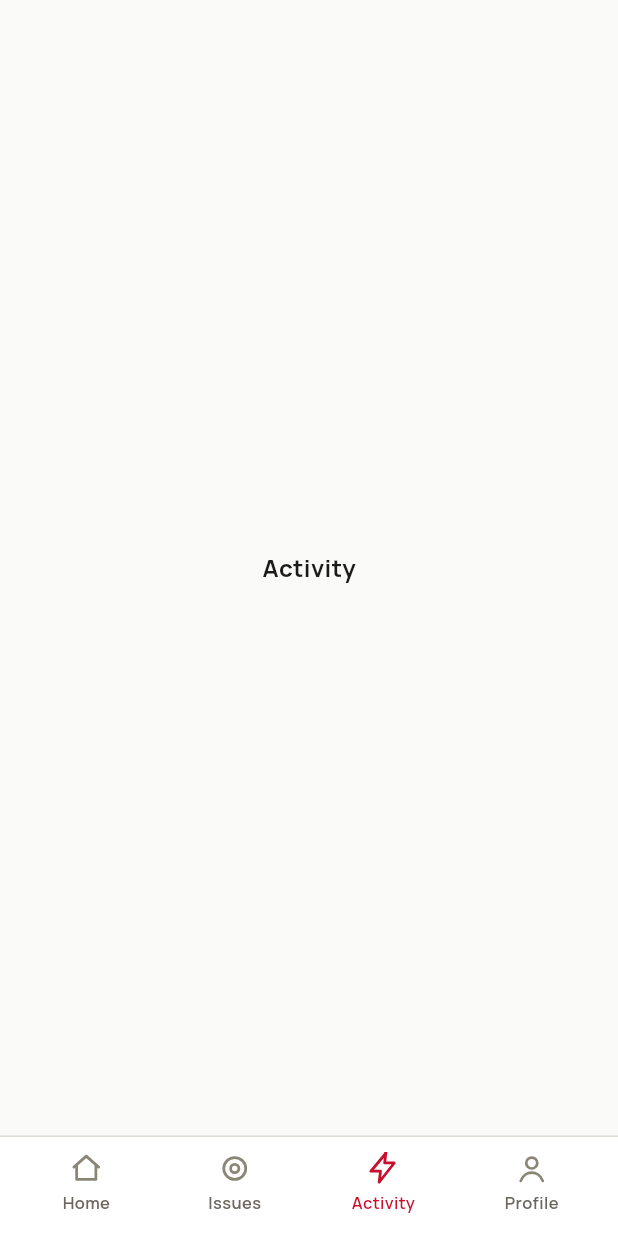
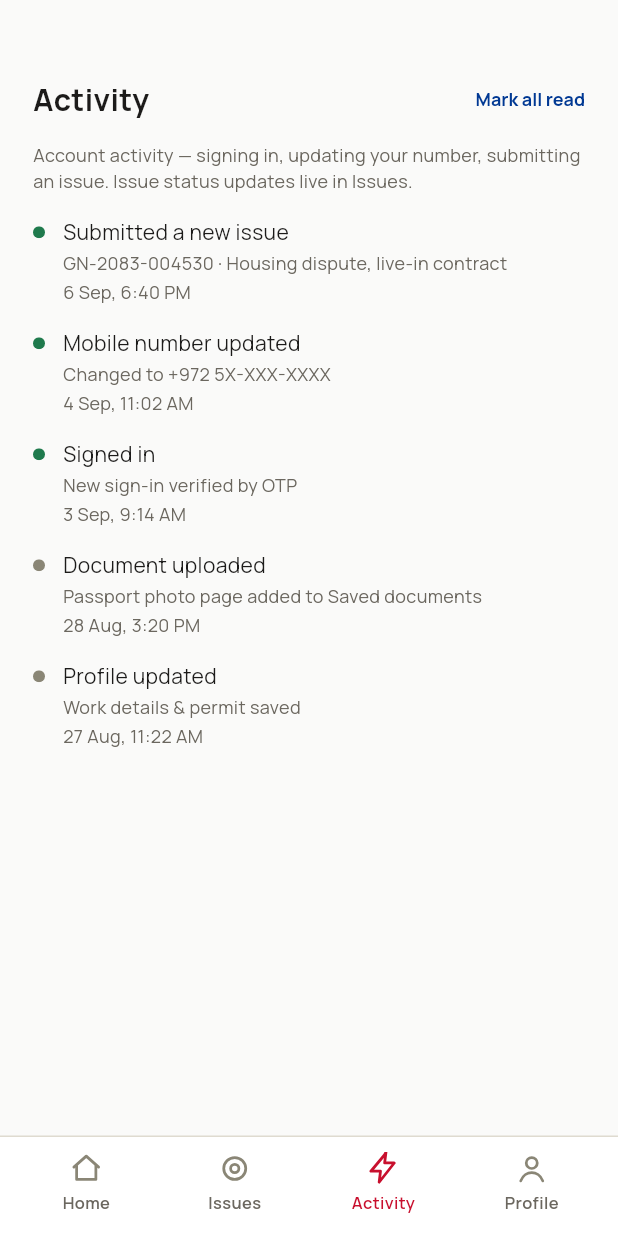
Before and after one commit to rodin-stha/diaspora-connect, a Flutter app: the screen it shows after launch, item 3 of the bottom bar chosen, on a phone screen of 412 x 824 dp. Run offline on Flutter 3.47's test engine with Material 3 defaults, Android fonts, the phone set to English and light mode, and no system bars; our stand-ins replace flutter_riverpod, flutter_svg, go_router, google_fonts, shared_preferences.

Commit message:
activity screen module

```diff
--- a/lib/app/router.dart
+++ b/lib/app/router.dart
@@ -2,6 +2,7 @@ import 'package:flutter/widgets.dart';
 import 'package:flutter_riverpod/flutter_riverpod.dart';
 import 'package:go_router/go_router.dart';
 
+import '../features/activity/activity_screen.dart';
 import '../features/home/home_screen.dart';
 import '../features/issues/issue_detail_screen.dart';
 import '../features/issues/issues_screen.dart';
@@ -52,9 +53,7 @@ final routerProvider = Provider<GoRouter>((ref) {
             routes: [
               GoRoute(
                 path: '/activity',
-                builder: (context, state) => PlaceholderScreen(
-                  title: AppLocalizations.of(context).navActivity,
-                ),
+                builder: (context, state) => const ActivityScreen(),
               ),
             ],
           ),
--- /dev/null
+++ b/lib/features/activity/activity_screen.dart
@@ -0,0 +1,145 @@
+import 'dart:math' as math;
+
+import 'package:flutter/material.dart';
+import 'package:flutter/services.dart';
+import 'package:flutter_riverpod/flutter_riverpod.dart';
+
+import '../../l10n/app_localizations.dart';
+import '../../theme/colors.dart';
+import '../../theme/sizes.dart';
+import '../../theme/text_styles.dart';
+import '../../utils/formatters.dart';
+import '../../widgets/dot_list_item.dart';
+import 'data/activity_provider.dart';
+import 'models/activity.dart';
+
+class ActivityScreen extends ConsumerWidget {
+  const ActivityScreen({super.key});
+
+  @override
+  Widget build(BuildContext context, WidgetRef ref) {
+    final l10n = AppLocalizations.of(context);
+    final colors = context.colors;
+    final activities = ref.watch(activityProvider);
+    final hasUnread = activities.any((activity) => !activity.isRead);
+
+    // Design uses 54px top padding, which sits just below the status bar.
+    final topPadding = math.max(54.0, MediaQuery.paddingOf(context).top + 8);
+
+    return AnnotatedRegion<SystemUiOverlayStyle>(
+      value: SystemUiOverlayStyle.dark,
+      child: Scaffold(
+        body: SingleChildScrollView(
+          padding: EdgeInsets.fromLTRB(
+            TSizes.pagePadding,
+            topPadding,
+            TSizes.pagePadding,
+            30,
+          ),
+          child: Column(
+            crossAxisAlignment: CrossAxisAlignment.stretch,
+            children: [
+              Row(
+                children: [
+                  Expanded(
+                    child: Text(
+                      l10n.activityTitle,
+                      style: TTextStyles.titleLarge.copyWith(
+                        color: colors.textPrimary,
+                      ),
+                    ),
+                  ),
+                  TextButton(
+                    // `read`, not `watch`: we only call a method here, we
+                    // don't need to rebuild when the provider changes.
+                    onPressed: hasUnread
+                        ? () =>
+                              ref.read(activityProvider.notifier).markAllRead()
+                        : null,
+                    style: TextButton.styleFrom(
+                      padding: EdgeInsets.zero,
+                      minimumSize: Size.zero,
+                      tapTargetSize: MaterialTapTargetSize.shrinkWrap,
+                      foregroundColor: colors.primary,
+                      disabledForegroundColor: colors.textSecondary,
+                      textStyle: TTextStyles.label,
+                    ),
+                    child: Text(l10n.markAllRead),
+                  ),
+                ],
+              ),
+              const SizedBox(height: TSizes.lg),
+              Text(
+                l10n.activityDescription,
+                style: TTextStyles.bodySmall.copyWith(
+                  color: colors.textSecondary,
+                ),
+              ),
+              const SizedBox(height: TSizes.lg),
+              if (activities.isEmpty)
+                Padding(
+                  padding: const EdgeInsets.symmetric(vertical: 32),
+                  child: Text(
+                    l10n.noActivity,
+                    textAlign: TextAlign.center,
+                    style: TTextStyles.body.copyWith(
+                      color: colors.textSecondary,
+                    ),
+                  ),
+                )
+              else
+                for (final (index, activity) in activities.indexed) ...[
+                  if (index > 0) const SizedBox(height: TSizes.lg),
+                  _ActivityItem(activity: activity),
+                ],
+            ],
+          ),
+        ),
+      ),
+    );
+  }
+}
+
+class _ActivityItem extends StatelessWidget {
+  final Activity activity;
+
+  const _ActivityItem({required this.activity});
+
+  @override
+  Widget build(BuildContext context) {
+    final l10n = AppLocalizations.of(context);
+    final colors = context.colors;
+
+    // Exhaustive: adding a new ActivityEvent subclass is a compile error
+    // here until it's handled.
+    final (title, detail) = switch (activity.event) {
+      IssueSubmitted(:final reference, :final issueTitle) => (
+        l10n.activityIssueSubmitted,
+        '$reference · $issueTitle',
+      ),
+      MobileNumberUpdated(:final maskedNumber) => (
+        l10n.activityMobileUpdated,
+        l10n.activityMobileUpdatedDetail(maskedNumber),
+      ),
+      SignedIn() => (l10n.activitySignedIn, l10n.activitySignedInDetail),
+      DocumentUploaded(:final documentName) => (
+        l10n.activityDocumentUploaded,
+        l10n.activityDocumentUploadedDetail(documentName),
+      ),
+      ProfileUpdated() => (
+        l10n.activityProfileUpdated,
+        l10n.activityProfileUpdatedDetail,
+      ),
+    };
+
+    return DotListItem(
+      title: title,
+      details: [detail, TFormatters.dateTime(context, activity.date)],
+      dotSize: TSizes.dotSm,
+      // Green = unread, grey = read
+      dotColor: activity.isRead
+          ? colors.iconInactive
+          : colors.onSuccessContainer,
+    );
+  }
+}
--- /dev/null
+++ b/lib/features/activity/data/activity_provider.dart
@@ -0,0 +1,57 @@
+import 'package:flutter_riverpod/flutter_riverpod.dart';
+
+import '../models/activity.dart';
+
+/// The user's account activity, newest first, and the actions that change it.
+///
+/// Returns sample data until the backend API exists.
+final activityProvider = NotifierProvider<ActivityNotifier, List<Activity>>(
+  ActivityNotifier.new,
+);
+
+class ActivityNotifier extends Notifier<List<Activity>> {
+  @override
+  List<Activity> build() =>
+      [..._sampleActivity]..sort((a, b) => b.date.compareTo(a.date));
+
+  void markAllRead() {
+    // Replace the list, never mutate it: Riverpod only notifies listeners
+    // when `state` is a new object.
+    state = [for (final activity in state) activity.copyWith(isRead: true)];
+  }
+}
+
+final _sampleActivity = [
+  Activity(
+    id: 'a1',
+    date: DateTime(2026, 9, 6, 18, 40),
+    event: const IssueSubmitted(
+      reference: 'GN-2083-004530',
+      issueTitle: 'Housing dispute, live-in contract',
+    ),
+  ),
+  Activity(
+    id: 'a2',
+    date: DateTime(2026, 9, 4, 11, 2),
+    event: const MobileNumberUpdated(maskedNumber: '+972 5X-XXX-XXXX'),
+  ),
+  Activity(
+    id: 'a3',
+    date: DateTime(2026, 9, 3, 9, 14),
+    event: const SignedIn(),
+  ),
+  Activity(
+    id: 'a4',
+    date: DateTime(2026, 8, 28, 15, 20),
+    event: const DocumentUploaded(documentName: 'Passport photo page'),
+    isRead: true,
+  ),
+  Activity(
+    id: 'a5',
+    // Figma says 8 Sep but lists it last; a feed is newest first, so it's
+    // dated before the item above to keep the design's order.
+    date: DateTime(2026, 8, 27, 11, 22),
+    event: const ProfileUpdated(),
+    isRead: true,
+  ),
+];
--- /dev/null
+++ b/lib/features/activity/models/activity.dart
@@ -0,0 +1,55 @@
+/// Something that happened on the user's account.
+class Activity {
+  final String id;
+  final DateTime date;
+  final bool isRead;
+  final ActivityEvent event;
+
+  const Activity({
+    required this.id,
+    required this.date,
+    required this.event,
+    this.isRead = false,
+  });
+
+  Activity copyWith({bool? isRead}) => Activity(
+    id: id,
+    date: date,
+    event: event,
+    isRead: isRead ?? this.isRead,
+  );
+}
+
+/// What happened. Each kind carries only the data it needs, and a `switch`
+/// over it must handle every kind (the compiler checks).
+sealed class ActivityEvent {
+  const ActivityEvent();
+}
+
+class IssueSubmitted extends ActivityEvent {
+  final String reference;
+  final String issueTitle;
+
+  const IssueSubmitted({required this.reference, required this.issueTitle});
+}
+
+class MobileNumberUpdated extends ActivityEvent {
+  /// Already masked by the server, e.g. "+972 5X-XXX-XXXX".
+  final String maskedNumber;
+
+  const MobileNumberUpdated({required this.maskedNumber});
+}
+
+class SignedIn extends ActivityEvent {
+  const SignedIn();
+}
+
+class DocumentUploaded extends ActivityEvent {
+  final String documentName;
+
+  const DocumentUploaded({required this.documentName});
+}
+
+class ProfileUpdated extends ActivityEvent {
+  const ProfileUpdated();
+}
--- a/lib/l10n/app_en.arb
+++ b/lib/l10n/app_en.arb
@@ -50,6 +50,33 @@
   "timelineAssignedToEmployer": "Assigned to employer",
   "timelineEscalatedToEmbassy": "Escalated to Embassy Labour Desk",
   "timelineResolved": "Resolved · pending your feedback",
+  "activityTitle": "Activity",
+  "markAllRead": "Mark all read",
+  "activityDescription": "Account activity — signing in, updating your number, submitting an issue. Issue status updates live in Issues.",
+  "noActivity": "No activity yet",
+  "activityIssueSubmitted": "Submitted a new issue",
+  "activityMobileUpdated": "Mobile number updated",
+  "activityMobileUpdatedDetail": "Changed to {number}",
+  "@activityMobileUpdatedDetail": {
+    "placeholders": {
+      "number": {
+        "type": "String"
+      }
+    }
+  },
+  "activitySignedIn": "Signed in",
+  "activitySignedInDetail": "New sign-in verified by OTP",
+  "activityDocumentUploaded": "Document uploaded",
+  "activityDocumentUploadedDetail": "{document} added to Saved documents",
+  "@activityDocumentUploadedDetail": {
+    "placeholders": {
+      "document": {
+        "type": "String"
+      }
+    }
+  },
+  "activityProfileUpdated": "Profile updated",
+  "activityProfileUpdatedDetail": "Work details & permit saved",
   "navHome": "Home",
   "navIssues": "Issues",
   "navActivity": "Activity",
--- a/lib/l10n/app_localizations.dart
+++ b/lib/l10n/app_localizations.dart
@@ -272,6 +272,84 @@ abstract class AppLocalizations {
   /// **'Resolved · pending your feedback'**
   String get timelineResolved;
 
+  /// No description provided for @activityTitle.
+  ///
+  /// In en, this message translates to:
+  /// **'Activity'**
+  String get activityTitle;
+
+  /// No description provided for @markAllRead.
+  ///
+  /// In en, this message translates to:
+  /// **'Mark all read'**
+  String get markAllRead;
+
+  /// No description provided for @activityDescription.
+  ///
+  /// In en, this message translates to:
+  /// **'Account activity — signing in, updating your number, submitting an issue. Issue status updates live in Issues.'**
+  String get activityDescription;
+
+  /// No description provided for @noActivity.
+  ///
+  /// In en, this message translates to:
+  /// **'No activity yet'**
+  String get noActivity;
+
+  /// No description provided for @activityIssueSubmitted.
+  ///
+  /// In en, this message translates to:
+  /// **'Submitted a new issue'**
+  String get activityIssueSubmitted;
+
+  /// No description provided for @activityMobileUpdated.
+  ///
+  /// In en, this message translates to:
+  /// **'Mobile number updated'**
+  String get activityMobileUpdated;
+
+  /// No description provided for @activityMobileUpdatedDetail.
+  ///
+  /// In en, this message translates to:
+  /// **'Changed to {number}'**
+  String activityMobileUpdatedDetail(String number);
+
+  /// No description provided for @activitySignedIn.
+  ///
+  /// In en, this message translates to:
+  /// **'Signed in'**
+  String get activitySignedIn;
+
+  /// No description provided for @activitySignedInDetail.
+  ///
+  /// In en, this message translates to:
+  /// **'New sign-in verified by OTP'**
+  String get activitySignedInDetail;
+
+  /// No description provided for @activityDocumentUploaded.
+  ///
+  /// In en, this message translates to:
+  /// **'Document uploaded'**
+  String get activityDocumentUploaded;
+
+  /// No description provided for @activityDocumentUploadedDetail.
+  ///
+  /// In en, this message translates to:
+  /// **'{document} added to Saved documents'**
+  String activityDocumentUploadedDetail(String document);
+
+  /// No description provided for @activityProfileUpdated.
+  ///
+  /// In en, this message translates to:
+  /// **'Profile updated'**
+  String get activityProfileUpdated;
+
+  /// No description provided for @activityProfileUpdatedDetail.
+  ///
+  /// In en, this message translates to:
+  /// **'Work details & permit saved'**
+  String get activityProfileUpdatedDetail;
+
   /// No description provided for @navHome.
   ///
   /// In en, this message translates to:
--- a/lib/l10n/app_localizations_en.dart
+++ b/lib/l10n/app_localizations_en.dart
@@ -110,6 +110,50 @@ class AppLocalizationsEn extends AppLocalizations {
   String get timelineResolved => 'Resolved · pending your feedback';
 
   @override
+  String get activityTitle => 'Activity';
+
+  @override
+  String get markAllRead => 'Mark all read';
+
+  @override
+  String get activityDescription =>
+      'Account activity — signing in, updating your number, submitting an issue. Issue status updates live in Issues.';
+
+  @override
+  String get noActivity => 'No activity yet';
+
+  @override
+  String get activityIssueSubmitted => 'Submitted a new issue';
+
+  @override
+  String get activityMobileUpdated => 'Mobile number updated';
+
+  @override
+  String activityMobileUpdatedDetail(String number) {
+    return 'Changed to $number';
+  }
+
+  @override
+  String get activitySignedIn => 'Signed in';
+
+  @override
+  String get activitySignedInDetail => 'New sign-in verified by OTP';
+
+  @override
+  String get activityDocumentUploaded => 'Document uploaded';
+
+  @override
+  String activityDocumentUploadedDetail(String document) {
+    return '$document added to Saved documents';
+  }
+
+  @override
+  String get activityProfileUpdated => 'Profile updated';
+
+  @override
+  String get activityProfileUpdatedDetail => 'Work details & permit saved';
+
+  @override
   String get navHome => 'Home';
 
   @override
--- a/lib/theme/sizes.dart
+++ b/lib/theme/sizes.dart
@@ -25,7 +25,8 @@ class TSizes {
   static const double pillRadius = 999.0;
 
   // Icons
-  static const double dotSize = 10.0; // timeline step marker
+  static const double dotSm = 8.0; // list item marker (Activity)
+  static const double dotMd = 10.0; // timeline step marker (Track issue)
   static const double iconSm = 16.0;
   static const double iconMd = 22.0;
   static const double iconLg = 26.0;
--- /dev/null
+++ b/lib/utils/formatters.dart
@@ -0,0 +1,12 @@
+import 'package:flutter/widgets.dart';
+import 'package:intl/intl.dart';
+
+class TFormatters {
+  TFormatters._();
+
+  /// "3 Sep, 10:42 AM", in the app's current language.
+  static String dateTime(BuildContext context, DateTime date) => DateFormat(
+    'd MMM, h:mm a',
+    Localizations.localeOf(context).toLanguageTag(),
+  ).format(date);
+}
--- /dev/null
+++ b/lib/widgets/dot_list_item.dart
@@ -0,0 +1,76 @@
+import 'package:flutter/material.dart';
+import 'package:flutter_svg/flutter_svg.dart';
+
+import '../theme/colors.dart';
+import '../theme/sizes.dart';
+import '../theme/text_styles.dart';
+
+/// A colored dot followed by a title and optional detail lines, used for
+/// timelines and activity feeds.
+class DotListItem extends StatelessWidget {
+  final String title;
+
+  /// Smaller grey lines under the title (description, date…).
+  final List<String> details;
+  final Color dotColor;
+  final double dotSize;
+
+  const DotListItem({
+    super.key,
+    required this.title,
+    this.details = const [],
+    required this.dotColor,
+    this.dotSize = TSizes.dotMd,
+  });
+
+  @override
+  Widget build(BuildContext context) {
+    final colors = context.colors;
+    final titleStyle = TTextStyles.body;
+
+    // Height of the title's first line (font size × line height, scaled by
+    // the user's text size setting). The dot is centered within it, so it
+    // lines up with the title, not with the whole title + details block.
+    final titleLineHeight =
+        MediaQuery.textScalerOf(context).scale(titleStyle.fontSize!) *
+        titleStyle.height!;
+
+    return Row(
+      crossAxisAlignment: CrossAxisAlignment.start,
+      children: [
+        SizedBox(
+          height: titleLineHeight,
+          child: Center(
+            child: SvgPicture.asset(
+              'assets/icons/dot.svg',
+              width: dotSize,
+              height: dotSize,
+              colorFilter: ColorFilter.mode(dotColor, BlendMode.srcIn),
+            ),
+          ),
+        ),
+        const SizedBox(width: TSizes.md),
+        Expanded(
+          child: Column(
+            crossAxisAlignment: CrossAxisAlignment.start,
+            children: [
+              Text(
+                title,
+                style: titleStyle.copyWith(color: colors.textPrimary),
+              ),
+              for (final detail in details) ...[
+                const SizedBox(height: 2),
+                Text(
+                  detail,
+                  style: TTextStyles.bodySmall.copyWith(
+                    color: colors.textSecondary,
+                  ),
+                ),
+              ],
+            ],
+          ),
+        ),
+      ],
+    );
+  }
+}
```
Also changed, not shown: lib/features/issues/widgets/issue_timeline.dart (+8 -73 lines), lib/l10n/app_localizations_ne.dart (+45 -0 lines), lib/l10n/app_ne.arb (+13 -0 lines), 1 other file.
